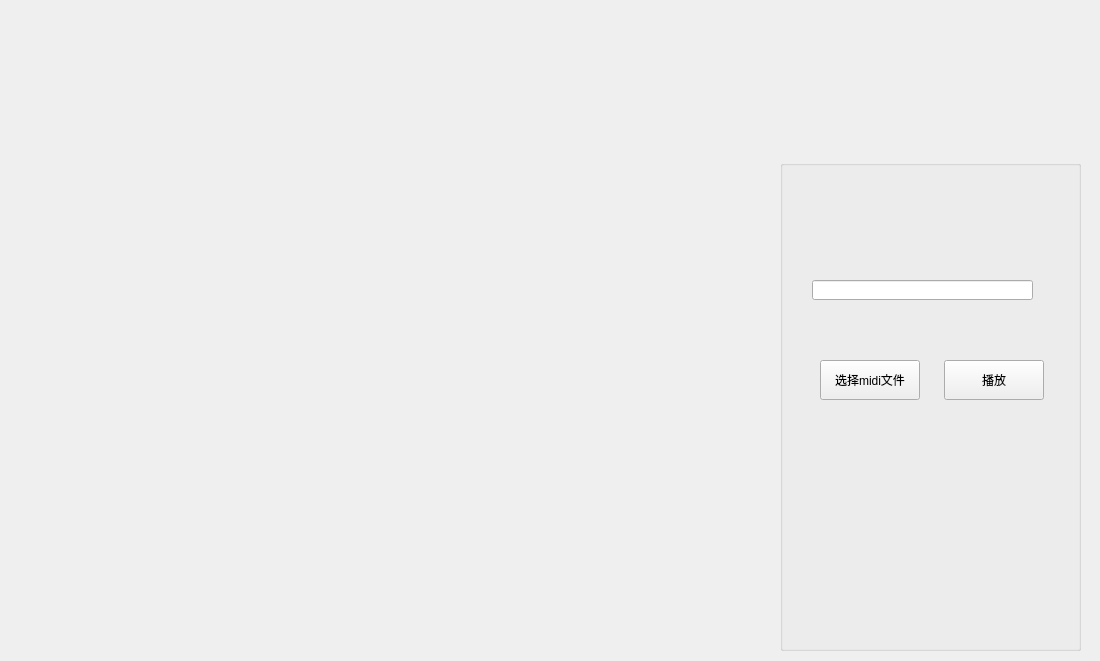
This is mainview.ui in soundofautumn/MidiPlayerWithQt as Qt 5 draws it before an edit. The edited form follows.
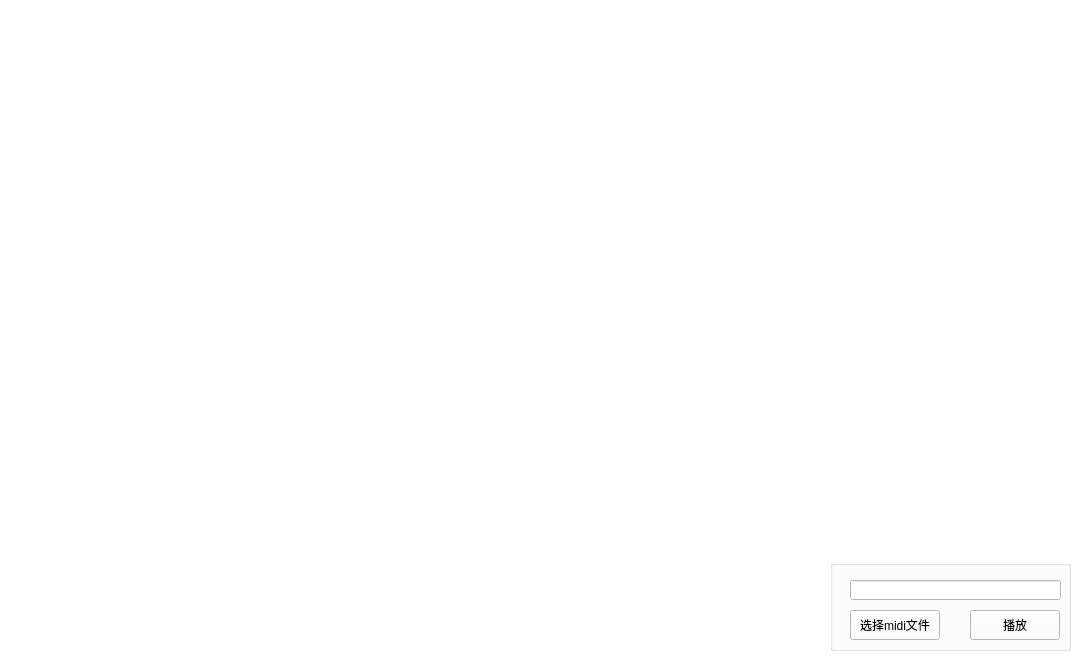
This is the edited form.

Patch:
```diff
--- a/mainview.ui
+++ b/mainview.ui
@@ -6,7 +6,7 @@
    <rect>
     <x>0</x>
     <y>0</y>
-    <width>1100</width>
+    <width>1080</width>
     <height>661</height>
    </rect>
   </property>
@@ -19,13 +19,16 @@
   <property name="windowTitle">
    <string>时代音画</string>
   </property>
+  <property name="styleSheet">
+   <string notr="true">background-color:white;</string>
+  </property>
   <widget class="QGroupBox" name="groupBox">
    <property name="geometry">
     <rect>
-     <x>780</x>
-     <y>160</y>
-     <width>301</width>
-     <height>491</height>
+     <x>830</x>
+     <y>560</y>
+     <width>241</width>
+     <height>91</height>
     </rect>
    </property>
    <property name="title">
@@ -34,10 +37,10 @@
    <widget class="QPushButton" name="chooseMidi">
     <property name="geometry">
      <rect>
-      <x>40</x>
-      <y>200</y>
-      <width>100</width>
-      <height>40</height>
+      <x>20</x>
+      <y>50</y>
+      <width>90</width>
+      <height>30</height>
      </rect>
     </property>
     <property name="text">
@@ -47,9 +50,9 @@
    <widget class="QLineEdit" name="midiName">
     <property name="geometry">
      <rect>
-      <x>32</x>
-      <y>120</y>
-      <width>221</width>
+      <x>20</x>
+      <y>20</y>
+      <width>211</width>
       <height>20</height>
      </rect>
     </property>
@@ -60,10 +63,10 @@
    <widget class="QPushButton" name="playMidi">
     <property name="geometry">
      <rect>
-      <x>164</x>
-      <y>200</y>
-      <width>100</width>
-      <height>40</height>
+      <x>140</x>
+      <y>50</y>
+      <width>90</width>
+      <height>30</height>
      </rect>
     </property>
     <property name="text">
```
